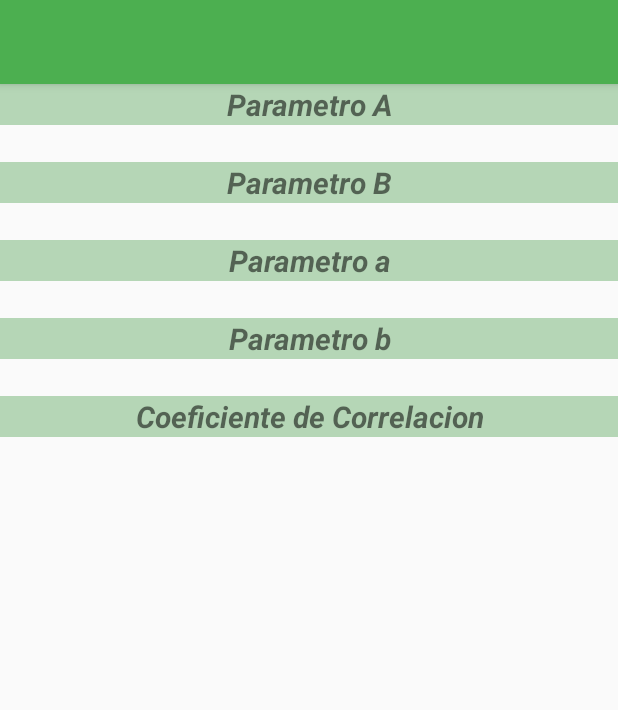
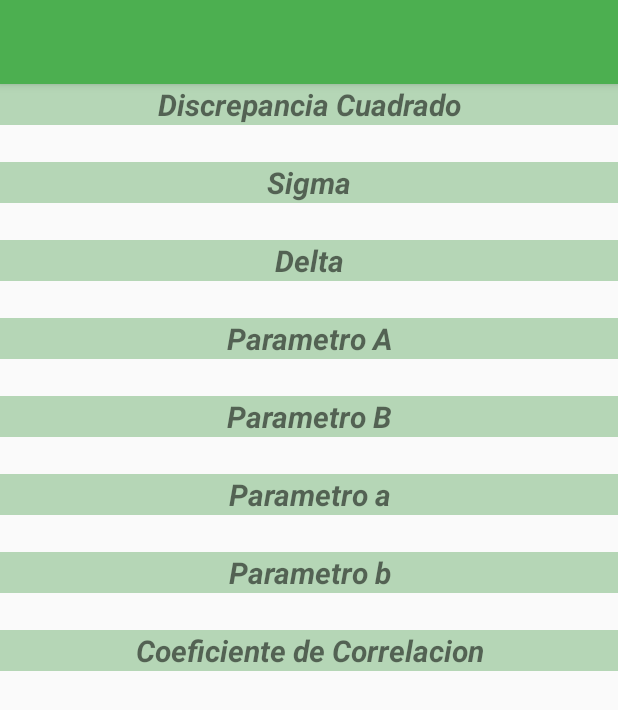
Before and after one commit to jhossmar/regresionapp, an Android app: the layout activity_res_container.xml on its own in the app's theme, with its tools: preview values and no code run, on a phone screen of 412 x 824 dp. Shown: the top 710 px of the screen. Run offline under Robolectric (Android 15) with nearby library versions, the phone set to English and light mode, and no system bars.

Commit message:
add alfa delta

```diff
--- a/app/src/main/java/com/example/marcelo/regresionapp/LinealActivity.java
+++ b/app/src/main/java/com/example/marcelo/regresionapp/LinealActivity.java
@@ -56,9 +56,7 @@ public class LinealActivity extends AppCompatActivity {
                 listItems);
         listView.setAdapter(adapter);
 
-
     }
-
 
     public void ingresarDato(View view) {
         if (!vacio(editTextX.getText().toString()) && !vacio(editTextY.getText().toString())){
@@ -126,7 +124,9 @@ public class LinealActivity extends AppCompatActivity {
             intent.putExtra("de_lineal","true");
             intent.putExtra("porcentualA",obtenerPorceuntual(resultado.getErrorA(),resultado.getParamA()));
             intent.putExtra("porcentualB",obtenerPorceuntual(resultado.getErrorB(),resultado.getParamB()));
-
+            intent.putExtra("discrepancia",String.valueOf(resultado.getSumatoriaDiscrepancia2()));
+            intent.putExtra("sigma",String.valueOf(resultado.getSigma()));
+            intent.putExtra("delta",String.valueOf(resultado.getDelta()));
 
             startActivity(intent);
 
--- a/app/src/main/java/com/example/marcelo/regresionapp/NoLinealActivity.java
+++ b/app/src/main/java/com/example/marcelo/regresionapp/NoLinealActivity.java
@@ -118,7 +118,9 @@ public class NoLinealActivity extends AppCompatActivity {
             intent.putExtra("porcentualB",obtenerPorceuntual(resultado.getErrorB(),resultado.getParamB()));
             intent.putExtra("porcentual_a",obtenerPorceuntual(resultado.getError_param_a(),resultado.getParam_a()));
             intent.putExtra("porcentual_b",obtenerPorceuntual(resultado.getErrorB(),resultado.getParam_b()));
-
+            intent.putExtra("discrepancia",String.valueOf(resultado.getSumatoriaDiscrepancia2()));
+            intent.putExtra("sigma",String.valueOf(resultado.getSigma()));
+            intent.putExtra("delta",String.valueOf(resultado.getDelta()));
 
 
             startActivity(intent);
--- a/app/src/main/res/layout/activity_res_container.xml
+++ b/app/src/main/res/layout/activity_res_container.xml
@@ -17,6 +17,52 @@
         >
 
         <include layout="@layout/layout_toolbar"/>
+
+        <TextView
+            android:layout_width="match_parent"
+            android:layout_height="wrap_content"
+            android:background="@color/colorPrimaryLight"
+            android:text="Discrepancia Cuadrado"
+            android:textAlignment="center"
+            android:textSize="20dp"
+            android:textStyle="bold|italic" />
+
+        <TextView
+            android:id="@+id/discrepancia"
+            android:layout_width="match_parent"
+            android:layout_height="wrap_content"
+            android:textSize="18sp"
+            android:textAlignment="center"/>
+        <TextView
+            android:layout_width="match_parent"
+            android:layout_height="wrap_content"
+            android:background="@color/colorPrimaryLight"
+            android:text="Sigma"
+            android:textStyle="bold|italic"
+            android:textAlignment="center"
+            android:textSize="20dp"/>
+
+        <TextView
+            android:id="@+id/sigma"
+            android:layout_width="match_parent"
+            android:layout_height="wrap_content"
+            android:textSize="18sp"
+            android:textAlignment="center"/>
+        <TextView
+            android:layout_width="match_parent"
+            android:layout_height="wrap_content"
+            android:background="@color/colorPrimaryLight"
+            android:text="Delta"
+            android:textStyle="bold|italic"
+            android:textAlignment="center"
+            android:textSize="20dp"/>
+
+        <TextView
+            android:id="@+id/delta"
+            android:layout_width="match_parent"
+            android:layout_height="wrap_content"
+            android:textSize="18sp"
+            android:textAlignment="center"/>
         <TextView
             android:layout_width="match_parent"
             android:layout_height="wrap_content"
```
Also changed, not shown: app/src/main/java/com/example/marcelo/regresionapp/ResContainer.java (+13 -5 lines), app/src/main/java/com/example/marcelo/regresionapp/model/Lineal.java (+7 -19 lines), app/src/main/java/com/example/marcelo/regresionapp/model/Nolineal.java (+6 -3 lines), app/src/main/java/com/example/marcelo/regresionapp/model/Resultado.java (+27 -1 lines), 1 other file.
